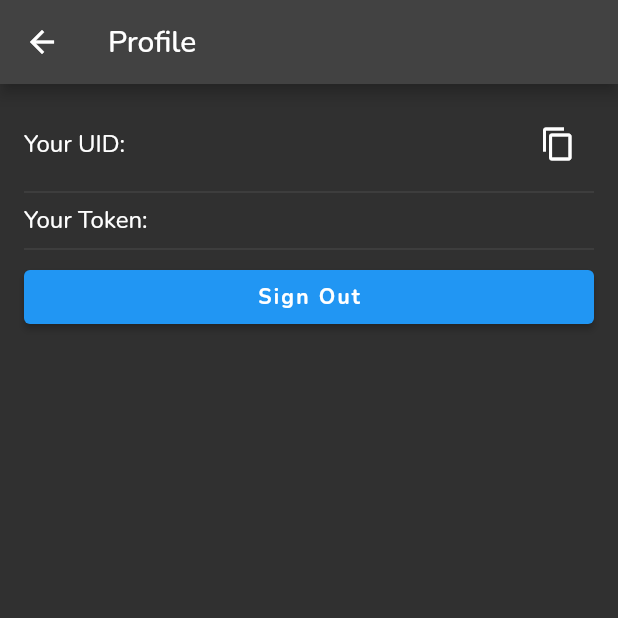
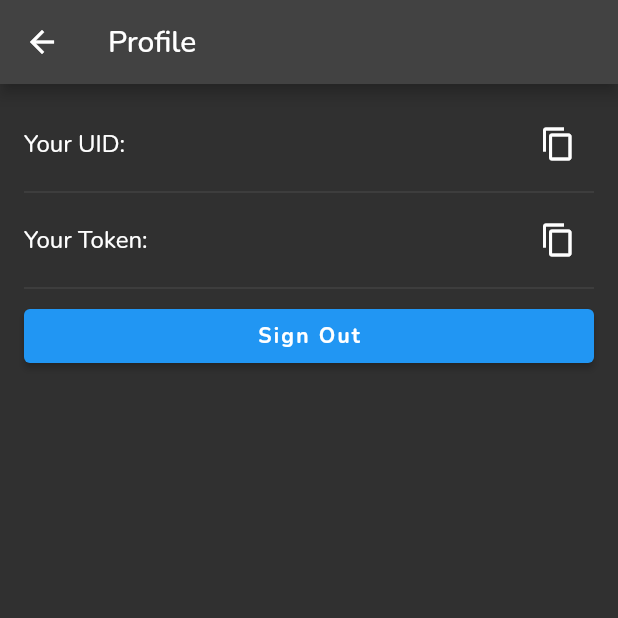
Before and after one commit to Lab-Brat/gentoo_update_flutter, a Flutter app: the ProfileScreen screen opened by its route, on a phone screen of 412 x 824 dp, the top half of it. Run offline on Flutter 3.47's test engine with Material 2 defaults, Android fonts, the light colour scheme and no system bars; our stand-ins replace cloud_firestore, firebase_auth, firebase_core, font_awesome_flutter, google_fonts; accounts and stored records are empty.

Commit message:
add copy button for token

```diff
--- a/lib/profile/profile.dart
+++ b/lib/profile/profile.dart
@@ -45,11 +45,27 @@ class ProfileScreen extends StatelessWidget {
                 future: getToken(uid),
                 builder: (context, snapshot) {
                   if (snapshot.connectionState == ConnectionState.waiting) {
-                    return const CircularProgressIndicator();
+                    return CircularProgressIndicator();
                   } else if (snapshot.hasError) {
-                    return const Text("Error fetching token");
+                    return Text("Error fetching token");
                   } else {
-                    return Text("Your Token: ${snapshot.data}");
+                    return Row(
+                      children: [
+                        Expanded(child: Text("Your Token: ${snapshot.data}")),
+                        IconButton(
+                          icon: Icon(Icons.copy),
+                          onPressed: () {
+                            Clipboard.setData(
+                              ClipboardData(text: snapshot.data ?? ''),
+                            );
+                            ScaffoldMessenger.of(context).showSnackBar(
+                              SnackBar(
+                                  content: Text('Token copied to clipboard')),
+                            );
+                          },
+                        ),
+                      ],
+                    );
                   }
                 },
               );
```
